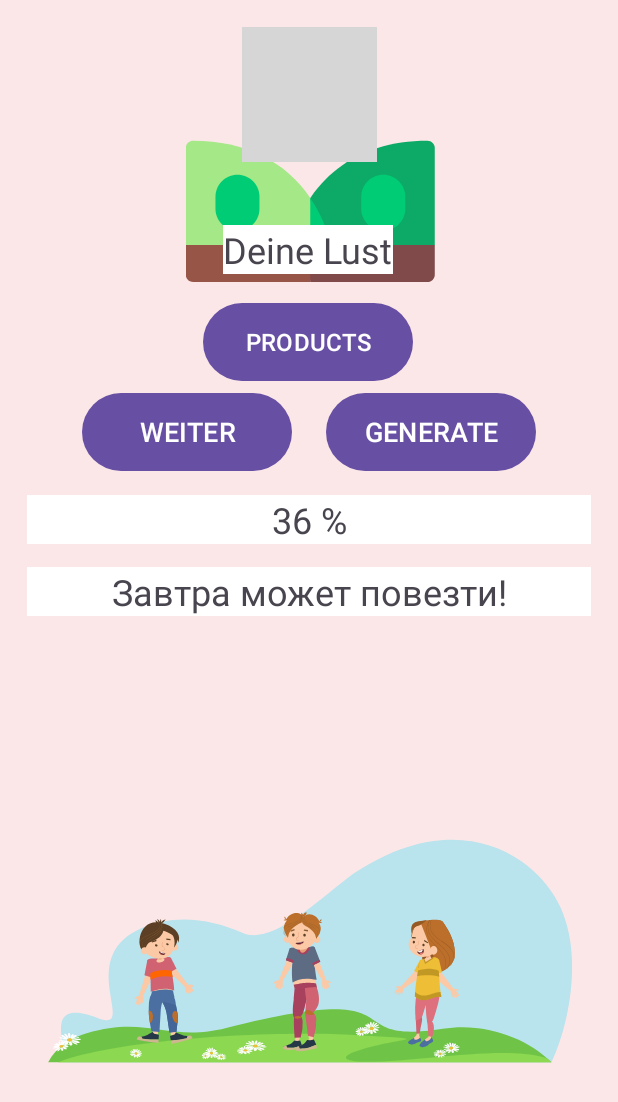
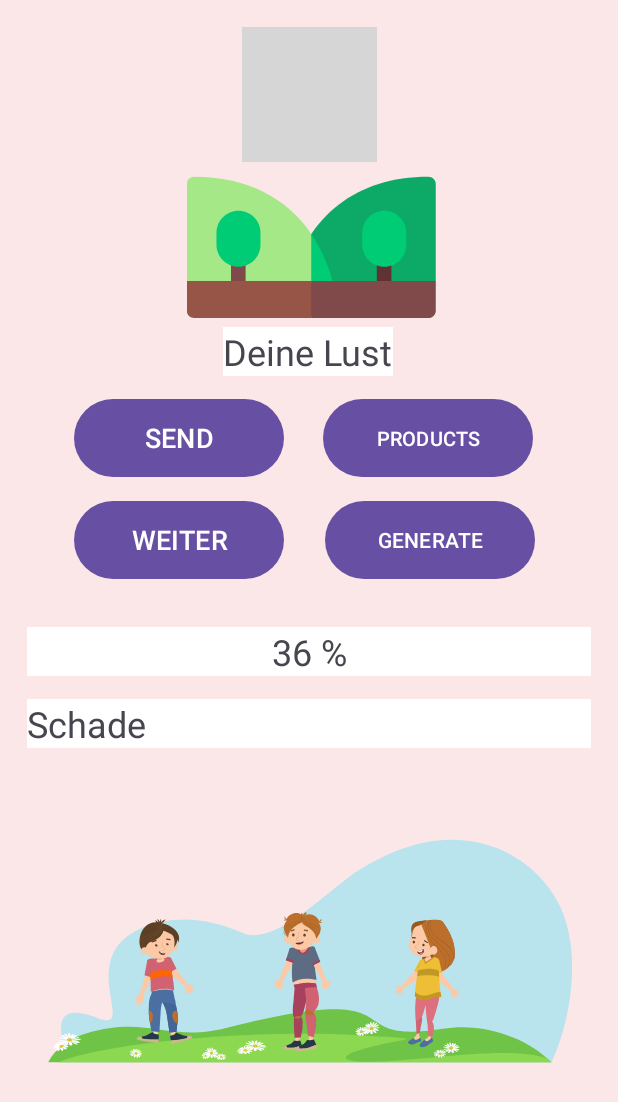
Before and after one commit to tashbaevb/android_learn, an Android app: the screen it shows after launch (MainActivity), after a tap on "GENERATE", on a phone screen of 412 x 824 dp. Shown: the top 1102 px of the screen. Run offline under Robolectric (Android 15) with nearby library versions, the phone set to English and light mode, and no system bars; grey boxes are pictures that could not be loaded.

Commit message:
send a message via another apps (tg, email)

```diff
--- a/app/build.gradle.kts
+++ b/app/build.gradle.kts
@@ -26,6 +26,10 @@ android {
         sourceCompatibility = JavaVersion.VERSION_1_8
         targetCompatibility = JavaVersion.VERSION_1_8
     }
+
+    buildFeatures {
+        viewBinding = true
+    }
 }
 
 dependencies {
--- a/app/src/main/AndroidManifest.xml
+++ b/app/src/main/AndroidManifest.xml
@@ -28,6 +28,7 @@
         <activity android:name=".products.ProductActivity" />
         <activity android:name=".products.ProductDetailActivity" />
         <activity android:name=".products.AddProductActivity" />
+        <activity android:name=".kosmonavt.KosmonavtActivity" />
     </application>
 
 </manifest>
--- a/app/src/main/java/com/example/first_android/MainActivity.java
+++ b/app/src/main/java/com/example/first_android/MainActivity.java
@@ -8,6 +8,7 @@ import android.widget.Toast;
 import androidx.appcompat.app.AppCompatActivity;
 import android.os.Bundle;
 import com.airbnb.lottie.LottieAnimationView;
+import com.example.first_android.kosmonavt.KosmonavtActivity;
 import com.example.first_android.products.ProductActivity;
 
 import java.util.Random;
@@ -52,19 +53,28 @@ public class MainActivity extends AppCompatActivity {
 
     private void printAnswer() {
         if (otvetInt >= 1 && otvetInt <= 48) {
-            tvMainAnswer.setText("Завтра может повезти!");
+            tvMainAnswer.setText("Schade");
+            obnulenie();
             lotty_two.setVisibility(View.VISIBLE);
         } else {
             if (otvetInt > 48 && otvetInt <= 65) {
-                tvMainAnswer.setText("Мы рады за тебя!");
+                tvMainAnswer.setText("Wir freuen uns über dich!");
+                obnulenie();
                 lotty_two.setVisibility(View.VISIBLE);
             } else {
                 if (otvetInt > 65 && otvetInt <= 100) {
-                    tvMainAnswer.setText("Все Супер!");
-                    lotty_two.setVisibility(View.VISIBLE);
+                    tvMainAnswer.setText("Oaah toll!");
+                    obnulenie();
+                    lotty_one.setVisibility(View.VISIBLE);
                 }
             }
         }
+    }
+
+
+    private void obnulenie() {
+        lotty_one.setVisibility(View.INVISIBLE);
+        lotty_two.setVisibility(View.INVISIBLE);
     }
 
 
@@ -77,4 +87,10 @@ public class MainActivity extends AppCompatActivity {
         Intent intent2 = new Intent(this, ProductActivity.class);
         startActivity(intent2);
     }
+
+
+    public void openKosmonavtActivity(View view) {
+        Intent intent3 = new Intent(this, KosmonavtActivity.class);
+        startActivity(intent3);
+    }
 }
--- a/app/src/main/java/com/example/first_android/products/AddProductActivity.java
+++ b/app/src/main/java/com/example/first_android/products/AddProductActivity.java
@@ -34,7 +34,7 @@ public class AddProductActivity extends AppCompatActivity {
         addProductButton = findViewById(R.id.addProductButton);
 
         productService = new Retrofit.Builder()
-                .baseUrl("http://192.168.0.102:8085/")
+                .baseUrl("http://192.168.0.103:8085/")
                 .addConverterFactory(GsonConverterFactory.create())
                 .build()
                 .create(ProductService.class);
--- a/app/src/main/java/com/example/first_android/products/ProductActivity.java
+++ b/app/src/main/java/com/example/first_android/products/ProductActivity.java
@@ -51,7 +51,7 @@ public class ProductActivity extends AppCompatActivity {
         productListView.setAdapter(adapter);
 
         productService = new Retrofit.Builder()
-                .baseUrl("http://192.168.0.102:8085/")
+                .baseUrl("http://192.168.0.103:8085/")
                 .addConverterFactory(GsonConverterFactory.create())
                 .build()
                 .create(ProductService.class);
--- a/app/src/main/res/layout/activity_main.xml
+++ b/app/src/main/res/layout/activity_main.xml
@@ -10,7 +10,6 @@
         android:padding="18dp"
         tools:layout_editor_absoluteY="27dp" tools:layout_editor_absoluteX="1dp">
 
-
     <com.airbnb.lottie.LottieAnimationView
             android:id="@+id/lotty_sun"
             android:layout_width="383dp"
@@ -20,10 +19,8 @@
             app:layout_constraintTop_toTopOf="parent"
             app:lottie_autoPlay="true"
             app:lottie_loop="true"
-            android:layout_marginTop="4dp"
-            app:layout_constraintHorizontal_bias="0.514"/>
-
-
+            android:layout_marginTop="28dp"
+            app:layout_constraintHorizontal_bias="0.392"/>
     <TextView android:layout_width="wrap_content"
               android:layout_height="wrap_content"
               android:text="Deine Lust"
@@ -31,11 +28,9 @@
               app:layout_constraintTop_toTopOf="parent"
               app:layout_constraintStart_toStartOf="parent"
               app:layout_constraintEnd_toEndOf="parent"
-              android:layout_marginTop="132dp"
+              android:layout_marginTop="200dp"
               android:background="@color/white"
               app:layout_constraintHorizontal_bias="0.498"/>
-
-
     <ImageView android:layout_width="90dp"
                android:layout_height="90dp"
                app:layout_constraintEnd_toEndOf="parent"
@@ -43,69 +38,96 @@
                app:layout_constraintTop_toTopOf="parent"
                android:src="@drawable/just"/>
 
-
+    <Button android:id="@+id/btn_next"
+            android:layout_width="140dp"
+            android:layout_height="60dp"
+            android:layout_marginTop="312dp"
+            android:textSize="18sp"
+            android:text="Weiter"
+            android:textAllCaps="true"
+            app:layout_constraintEnd_toEndOf="parent"
+            app:layout_constraintStart_toStartOf="parent"
+            app:layout_constraintTop_toTopOf="parent"
+            app:layout_constraintHorizontal_bias="0.132"
+            android:onClick="openCalculatorActivity"/>
     <Button android:id="@+id/btn_generate"
             android:layout_width="140dp"
             android:layout_height="60dp"
-            android:layout_marginTop="240dp"
-            android:textSize="18sp"
+            android:layout_marginTop="312dp"
+            android:textSize="14sp"
             android:text="Generate"
             android:textAllCaps="true"
-
             app:layout_constraintEnd_toEndOf="parent"
             app:layout_constraintStart_toStartOf="parent"
             app:layout_constraintTop_toTopOf="parent"
-            app:layout_constraintHorizontal_bias="0.845"/>
+            app:layout_constraintHorizontal_bias="0.841"/>
 
-
+    <Button android:id="@+id/btn_next2"
+            android:layout_width="140dp"
+            android:layout_height="60dp"
+            android:layout_marginTop="244dp"
+            android:textSize="13sp"
+            android:text="Products"
+            android:textAllCaps="true"
+            app:layout_constraintEnd_toEndOf="parent"
+            app:layout_constraintStart_toStartOf="parent"
+            app:layout_constraintTop_toTopOf="parent"
+            app:layout_constraintHorizontal_bias="0.837"
+            android:onClick="openProductActivity"/>
+    <Button android:id="@+id/btn_next3"
+            android:layout_width="140dp"
+            android:layout_height="60dp"
+            android:layout_marginTop="244dp"
+            android:textSize="18sp"
+            android:text="Send"
+            android:textAllCaps="true"
+            app:layout_constraintEnd_toEndOf="parent"
+            app:layout_constraintStart_toStartOf="parent"
+            app:layout_constraintTop_toTopOf="parent"
+            app:layout_constraintHorizontal_bias="0.132"
+            android:onClick="openKosmonavtActivity"/>
     <TextView android:id="@+id/tv_otvet"
               android:layout_width="match_parent"
               android:layout_height="wrap_content"
-              android:layout_marginTop="312dp"
+              android:layout_marginTop="400dp"
               android:background="@color/white"
               android:textAlignment="center"
               android:textSize="24sp"
               android:visibility="visible"
-
               app:layout_constraintTop_toTopOf="parent"
               app:layout_constraintStart_toStartOf="parent"
-              app:layout_constraintEnd_toEndOf="parent"/>
-
-
+              app:layout_constraintEnd_toEndOf="parent"
+              app:layout_constraintHorizontal_bias="0.514"/>
     <TextView android:id="@+id/tvMainAnswer"
               android:layout_width="match_parent"
               android:layout_height="wrap_content"
-              android:layout_marginTop="360dp"
+              android:layout_marginTop="448dp"
               android:background="@color/white"
               android:textSize="24sp"
-              android:textAlignment="center"
 
               app:layout_constraintEnd_toEndOf="parent"
               app:layout_constraintStart_toStartOf="parent"
-              app:layout_constraintTop_toTopOf="parent"/>
-
+              app:layout_constraintTop_toTopOf="parent"
+              app:layout_constraintHorizontal_bias="0.514"/>
 
     <com.airbnb.lottie.LottieAnimationView
             android:id="@+id/lotty_one"
             android:layout_width="match_parent"
             android:layout_height="213dp"
-            android:layout_marginTop="408dp"
+            android:layout_marginTop="488dp"
             android:visibility="invisible"
-
-            app:layout_constraintHorizontal_bias="0.0"
+            app:layout_constraintHorizontal_bias="0.514"
             app:layout_constraintEnd_toEndOf="parent"
             app:layout_constraintStart_toStartOf="parent"
             app:layout_constraintTop_toTopOf="parent"
             app:lottie_autoPlay="true"
             app:lottie_loop="true"/>
-
     <com.airbnb.lottie.LottieAnimationView
             android:id="@+id/lotty_two"
             android:layout_width="match_parent"
             android:layout_height="213dp"
             android:layout_marginTop="488dp"
             android:visibility="invisible"
-
             app:layout_constraintEnd_toEndOf="parent"
             app:layout_constraintStart_toStartOf="parent"
             app:layout_constraintTop_toTopOf="parent"
@@ -114,34 +136,4 @@
             app:layout_constraintHorizontal_bias="0.0"/>
 
 
-    <Button android:id="@+id/btn_next2"
-            android:layout_width="140dp"
-            android:layout_height="60dp"
-            android:layout_marginTop="180dp"
-            android:textSize="16sp"
-            android:text="Products"
-            android:textAllCaps="true"
-
-            app:layout_constraintEnd_toEndOf="parent"
-            app:layout_constraintStart_toStartOf="parent"
-            app:layout_constraintTop_toTopOf="parent"
-            app:layout_constraintHorizontal_bias="0.498"
-
-            android:onClick="openProductActivity"/>
-
-    <Button android:id="@+id/btn_next"
-            android:layout_width="140dp"
-            android:layout_height="60dp"
-            android:layout_marginTop="240dp"
-            android:textSize="18sp"
-            android:text="Weiter"
-            android:textAllCaps="true"
-
-            app:layout_constraintEnd_toEndOf="parent"
-            app:layout_constraintStart_toStartOf="parent"
-            app:layout_constraintTop_toTopOf="parent"
-            app:layout_constraintHorizontal_bias="0.154"
-
-            android:onClick="openCalculatorActivity"/>
-
 </androidx.constraintlayout.widget.ConstraintLayout>
--- a/app/src/main/res/layout/calculator.xml
+++ b/app/src/main/res/layout/calculator.xml
@@ -12,7 +12,7 @@
             android:layout_height="112dp"
             android:gravity="end"
             android:textSize="80sp"
-            android:textColor="@color/black"
+            android:textColor="@color/white"
             android:padding="8dp"
             android:text="@string/button_0"
             app:layout_constraintTop_toTopOf="parent"
```
Also changed, not shown: app/src/main/java/com/example/first_android/kosmonavt/KosmonavtActivity.java (added, +42 -0 lines), app/src/main/java/com/example/first_android/products/ProductDetailActivity.java (+8 -0 lines), app/src/main/res/layout/activity_add_product.xml (+5 -4 lines), app/src/main/res/layout/activity_product_detail.xml (+11 -0 lines), app/src/main/res/layout/kosmonavt.xml (added, +50 -0 lines), app/src/main/res/drawable/kosmonaut.jpeg (added).
